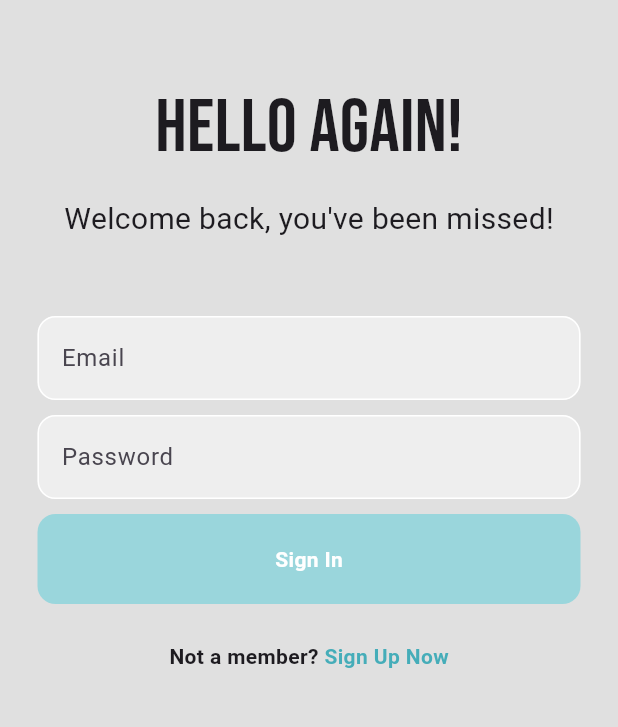
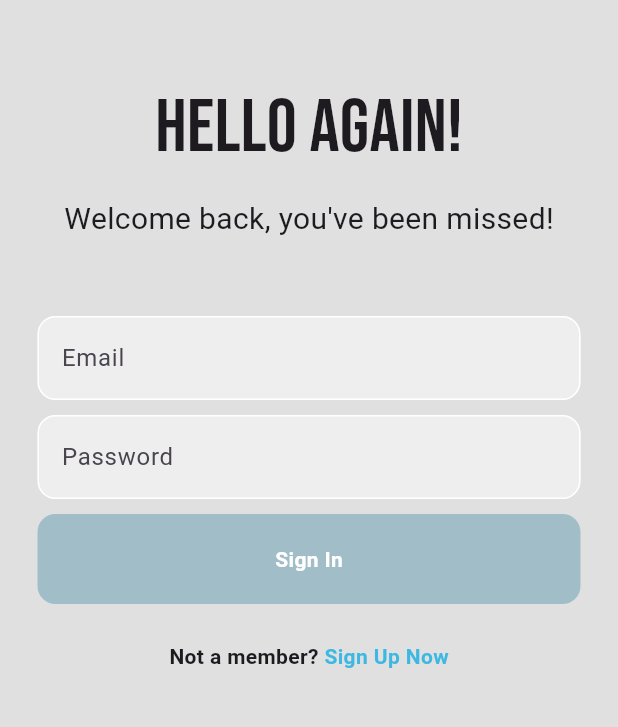
Before and after one commit to yifang2023/casa0015-MyRecipe, a Flutter app: the screen it shows after launch, on a phone screen of 412 x 824 dp, the part 395-1122 px from its top. Run offline on Flutter 3.47's test engine with Material 3 defaults, Android fonts, the phone set to English and light mode, and no system bars; our stand-ins replace firebase_auth, firebase_core, google_fonts; missing offline and left inert: firebase_app_check; accounts and stored records are empty.

Commit message:
Add main page, home page and sign out function

```diff
--- a/lib/login_page.dart
+++ b/lib/login_page.dart
@@ -1,5 +1,6 @@
 import 'package:firebase_auth/firebase_auth.dart';
 import 'package:google_fonts/google_fonts.dart';
+
 import 'package:flutter/material.dart';
 
 class LoginPage extends StatefulWidget {
@@ -10,6 +11,27 @@ class LoginPage extends StatefulWidget {
 }
 
 class _LoginPageState extends State<LoginPage> {
+  // text controllers
+  final _emailController = TextEditingController();
+  final _passwordController = TextEditingController();
+
+  // sign in function
+  Future signIn() async {
+    await FirebaseAuth.instance.signInWithEmailAndPassword(
+      //use the text controllers to get the user input
+      email: _emailController.text.trim(),
+      password: _passwordController.text.trim(),
+    );
+  }
+
+  // dispose the controllers, to avoid memory leaks
+  @override
+  void dispose() {
+    _emailController.dispose();
+    _passwordController.dispose();
+    super.dispose();
+  }
+
   @override
   Widget build(BuildContext context) {
     return Scaffold(
@@ -47,6 +69,7 @@ class _LoginPageState extends State<LoginPage> {
               Padding(
                 padding: const EdgeInsets.symmetric(horizontal: 25),
                 child: TextField(
+                  controller: _emailController, //第二次commit
                   decoration: InputDecoration(
                     enabledBorder: const OutlineInputBorder(
                       borderSide: BorderSide(color: Colors.white),
@@ -71,6 +94,8 @@ class _LoginPageState extends State<LoginPage> {
               Padding(
                 padding: const EdgeInsets.symmetric(horizontal: 25),
                 child: TextField(
+                  controller:
+                      _passwordController, //第二次commit, 一旦用户输入，就会被存储在这个controller里
                   decoration: InputDecoration(
                     enabledBorder: const OutlineInputBorder(
                       borderSide: BorderSide(color: Colors.white),
@@ -94,11 +119,13 @@ class _LoginPageState extends State<LoginPage> {
               // sign in button
               Padding(
                 padding: const EdgeInsets.symmetric(horizontal: 25),
+                // call the signIn function when the user taps the button
                 child: GestureDetector(
+                  onTap: signIn,
                   child: Container(
                     padding: EdgeInsets.all(20),
                     decoration: const BoxDecoration(
-                      color: Color.fromARGB(197, 134, 211, 219),
+                      color: Color.fromARGB(197, 143, 180, 193),
                       borderRadius: BorderRadius.all(Radius.circular(12)),
                     ),
                     child: const Center(
@@ -117,7 +144,8 @@ class _LoginPageState extends State<LoginPage> {
 
               // register button
               const Row(
-                mainAxisAlignment: MainAxisAlignment.center, // center the text
+                // center the text
+                mainAxisAlignment: MainAxisAlignment.center,
                 children: [
                   Text(
                     "Not a member?",
@@ -128,7 +156,7 @@ class _LoginPageState extends State<LoginPage> {
                   Text(
                     " Sign Up Now",
                     style: TextStyle(
-                      color: Color.fromARGB(197, 24, 158, 173),
+                      color: Color.fromARGB(198, 13, 172, 226),
                       fontWeight: FontWeight.bold,
                     ),
                   ),
--- a/lib/main.dart
+++ b/lib/main.dart
@@ -1,11 +1,25 @@
-import 'package:MyRecipe/login_page.dart';
+import 'package:firebase_app_check/firebase_app_check.dart';
 import 'package:flutter/material.dart';
 import 'package:firebase_core/firebase_core.dart';
+import 'package:MyRecipe/main_page.dart'; //第二次commit
+import 'package:firebase_auth/firebase_auth.dart';
 
 void main() async {
   WidgetsFlutterBinding.ensureInitialized(); //初始化Flutter应用程序绑定
   await Firebase.initializeApp();
+  await appCheck();
   runApp(const MyApp());
+}
+
+///
+/// https://firebase.google.com/docs/app-check/flutter/default-providers?authuser=0&hl=zh
+///
+Future<void> appCheck() async {
+  return await FirebaseAppCheck.instance.activate(
+    androidProvider: AndroidProvider.debug,
+    webProvider: ReCaptchaV3Provider('recaptcha-v3-site-key'),
+    appleProvider: AppleProvider.appAttest,
+  );
 }
 
 class MyApp extends StatelessWidget {
@@ -14,7 +28,8 @@ class MyApp extends StatelessWidget {
   @override
   Widget build(BuildContext context) {
     return const MaterialApp(
-      home: LoginPage(),
+      debugShowCheckedModeBanner: false,
+      home: MainPage(),
     );
   }
 }
--- /dev/null
+++ b/lib/main_page.dart
@@ -0,0 +1,26 @@
+import 'package:firebase_auth/firebase_auth.dart';
+import 'package:flutter/material.dart';
+import 'package:MyRecipe/login_page.dart';
+import 'package:MyRecipe/home_page.dart';
+
+// mian page
+class MainPage extends StatelessWidget {
+  const MainPage({Key? key}) : super(key: key);
+
+  @override
+  Widget build(BuildContext context) {
+    return Scaffold(
+      body: StreamBuilder<User?>(
+        // check if the user is signed in or not
+        stream: FirebaseAuth.instance.authStateChanges(),
+        builder: (context, snapshot) {
+          if (snapshot.hasData) {
+            return HomePage();
+          } else {
+            return LoginPage();
+          }
+        },
+      ),
+    );
+  }
+}
```
Also changed, not shown: lib/home_page.dart (added, +34 -0 lines).
